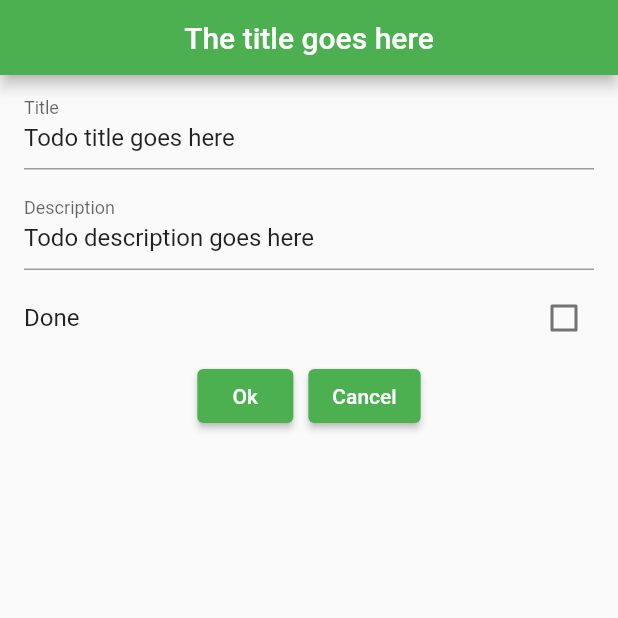
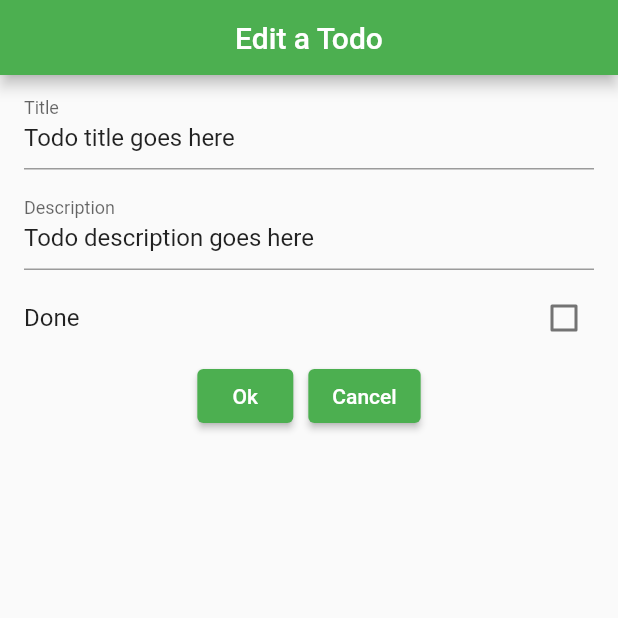
Before and after one commit to nurizko-maulana/MAPexercise3, a Flutter app: the EditScreen screen opened by its route, on a phone screen of 412 x 824 dp, the top half of it. Run offline on Flutter 3.47's test engine with Material 2 defaults, Android fonts, the light colour scheme and no system bars; accounts and stored records are empty.

Commit message:
Add toto add

```diff
--- a/lib/screens/edit/bar.dart
+++ b/lib/screens/edit/bar.dart
@@ -19,7 +19,8 @@ class Bar extends StatelessWidget implements PreferredSizeWidget {
   @override
   Widget build(BuildContext context) {
     return AppBar(
-      title: Text('The title goes here'),
+      title: Text('Edit a Todo'),
+      // : Text('Add a new todo'),
       leading: Container(),
       centerTitle: true,
     );
--- a/lib/screens/edit/edit_screen.dart
+++ b/lib/screens/edit/edit_screen.dart
@@ -37,8 +37,8 @@ class EditScreenState extends State<EditScreen> {
       onWillPop: () => Future.value(false),
       child: SafeArea(
         child: Scaffold(
-          appBar: Bar(),
-          body: Body(),
+          appBar: Bar(state: this),
+          body: Body(state: this),
         ),
       ),
     );
--- a/lib/screens/main/float.dart
+++ b/lib/screens/main/float.dart
@@ -16,6 +16,13 @@ class Float extends StatelessWidget {
 
   final MainScreenState _state;
 
+  _onClickPlusButton(BuildContext context) async {
+    final _todo = await Navigator.pushNamed(context, '/new');
+    if (_todo != null) {
+      _state.addTodo(_todo);
+    }
+  }
+
   @override
   Widget build(BuildContext context) {
     return Row(
@@ -25,7 +32,9 @@ class Float extends StatelessWidget {
           tooltip: 'Add a new todo',
           child: Icon(Icons.add),
           heroTag: null,
-          onPressed: () {},
+          onPressed: () {
+            _onClickPlusButton(context);
+          },
         ),
         FloatingActionButton(
             tooltip: 'Refresh',
--- a/lib/screens/main/main_screen.dart
+++ b/lib/screens/main/main_screen.dart
@@ -80,7 +80,16 @@ class MainScreenState extends State<MainScreen> {
     if (user != null) todos = await TodoService.getTodoListByUser(user.id);
   }
 
-  void addTodo(Todo todo) async {}
+  void addTodo(Todo todo) async {
+    if (user != null) {
+      todo.user = user.id;
+      final Todo _todo = await TodoService.addTodo(todo);
+      setState(() {
+        _todos.add(_todo);
+      });
+    }
+  }
+
   void updateTodo({int index, Todo todo}) async {}
   void removeTodo(int index) async {}
 
@@ -92,7 +101,7 @@ class MainScreenState extends State<MainScreen> {
         child: Scaffold(
           appBar: Bar(state: this),
           body: user != null ? Body(state: this) : null,
-          floatingActionButton: Float(state: this),
+          floatingActionButton: user != null ? Float(state: this) : null,
         ),
       ),
     );
--- a/lib/services/todo_service.dart
+++ b/lib/services/todo_service.dart
@@ -23,7 +23,11 @@ class TodoService {
     return todos;
   }
 
-  static Future<Todo> addTodo(Todo todo) async {}
+  static Future<Todo> addTodo(Todo todo) async {
+    final List json = await Rest.post('todos?user');
+    if (json == null || json.length == 0) return null;
+    return Todo.fromJson(json[0]);
+  }
 
   static Future<Todo> updateTodo(Todo todo) async {}
 
```
